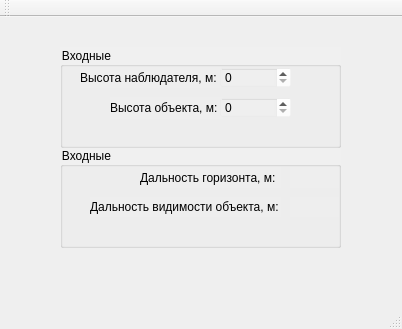
This is QtWidgetsApplication1/QtWidgetsApplication1.ui in ZeeeeZe/HorizonVisibility as Qt 5 draws it before an edit. The edited form follows.
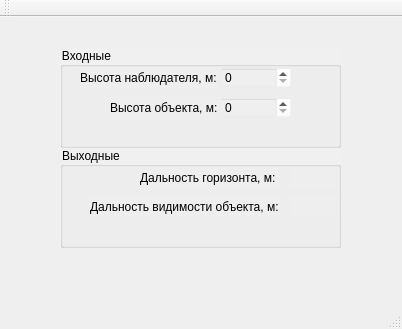
This is the edited form.

The edit to the form file:
```diff
--- a/QtWidgetsApplication1/QtWidgetsApplication1.ui
+++ b/QtWidgetsApplication1/QtWidgetsApplication1.ui
@@ -95,7 +95,7 @@
      <string notr="true">background-color: rgba(255, 255, 255, 10);</string>
     </property>
     <property name="title">
-     <string>Входные</string>
+     <string>Выходные</string>
     </property>
     <widget class="QLabel" name="label1">
      <property name="geometry">
```
